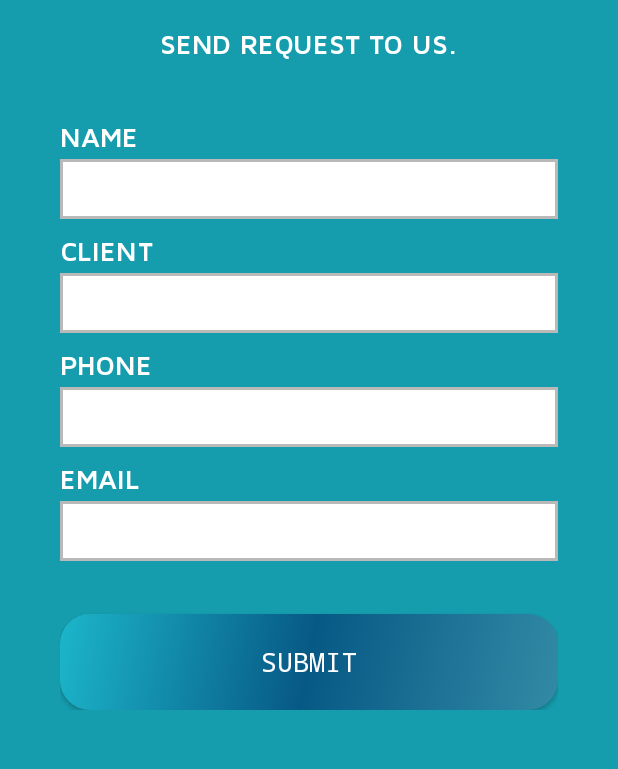
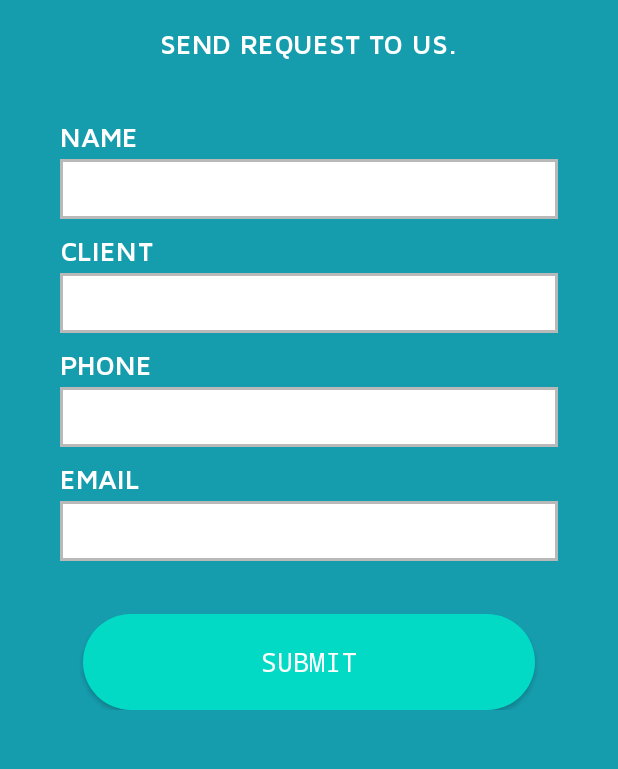
Before and after one commit to pankrawat844/ZcoolSupport, an Android app: the NewRequestActivity screen opened directly, with no data from a screen before it, on a phone screen of 412 x 824 dp, the part 248-1017 px from its top. Run offline under Robolectric (Android 15) with nearby library versions, the phone set to English and light mode, and no system bars; our stand-ins replace data binding; libraries missing offline, so code that uses them is left out: org.kodein.di; 3 statements that could not run were skipped.

Commit message:
final update

```diff
--- a/app/src/main/res/drawable/btn_bg.xml
+++ b/app/src/main/res/drawable/btn_bg.xml
@@ -1,10 +1,5 @@
 <shape xmlns:android="http://schemas.android.com/apk/res/android"
     android:shape="rectangle">
-    <gradient
-        android:angle="135"
-        android:centerColor="#075985"
-        android:endColor="#1CB6CA"
-        android:startColor="#328AA5"
-        android:type="linear" />
-    <corners android:radius="20dp"/>
+    <solid android:color="@color/colorAccent"/>
+    <corners android:radius="40dp"/>
 </shape>
--- a/app/src/main/res/layout/activity_new_request.xml
+++ b/app/src/main/res/layout/activity_new_request.xml
@@ -146,30 +146,45 @@
                     android:textColor="#000"
                     android:textColorHint="#d3d3d3" />
 
-                <FrameLayout
+                <androidx.constraintlayout.widget.ConstraintLayout
                     android:layout_width="match_parent"
                     android:layout_height="wrap_content"
                     android:layout_gravity="center"
                     android:layout_marginTop="25dp"
                     android:layout_marginBottom="20dp"
                     app:layout_constraintTop_toBottomOf="@+id/complaint"
-
                     >
-
+                    <ImageView
+                        android:layout_width="40dp"
+                        android:layout_height="40dp"
+                        android:src="@drawable/next"
+                        android:elevation="15dp"
+                        android:visibility="gone"
+                        android:tint="@color/colorPrimaryDark"
+                        app:layout_constraintBottom_toBottomOf="@id/submit"
+                        app:layout_constraintStart_toStartOf="@+id/submit"
+                        app:layout_constraintEnd_toStartOf="@id/submit"
+                        app:layout_constraintTop_toTopOf="@id/submit" />
                     <Button
                         android:id="@+id/submit"
                         android:layout_width="match_parent"
                         android:layout_height="wrap_content"
+                        android:layout_marginTop="10dp"
+                        android:layout_marginLeft="15dp"
+                        android:layout_marginRight="15dp"
+                        android:background="@drawable/btn_bg"
+                        android:fontFamily="monospace"
+                        android:padding="20dp"
                         android:text="Submit"
+                        android:textColor="@android:color/white"
+                        android:textSize="17dp"
+                        app:layout_constraintBottom_toBottomOf="parent"
                         app:layout_constraintEnd_toEndOf="parent"
                         app:layout_constraintStart_toStartOf="parent"
-                        android:padding="20dp"
-                        android:textSize="17dp"
-                        android:fontFamily="monospace"
-                        android:textColor="@android:color/white"
-                        android:layout_marginTop="10dp"
-                        android:background="@drawable/btn_bg"/>
-                </FrameLayout>
+                        app:layout_constraintTop_toTopOf="parent" />
+
+
+                </androidx.constraintlayout.widget.ConstraintLayout>
 
             </LinearLayout>
 
--- a/app/src/main/res/layout/activity_raise_ticket.xml
+++ b/app/src/main/res/layout/activity_raise_ticket.xml
@@ -138,8 +138,9 @@
             android:layout_margin="2dp"
             app:ms_padding_right="0dp"
             app:ms_padding_top="0dp"
+            app:ms_padding_left="0dp"
+            app:ms_popup_padding_left="2dp"
             app:ms_padding_bottom="0dp"
-            app:ms_popup_padding_left="2dp"
             android:inputType="text"
             android:textColor="#000"
             android:textColorHint="#d3d3d3" />
```
Also changed, not shown: app/src/main/res/layout/activity_main_old.xml (added, +57 -0 lines), app/src/main/res/drawable/next.png (added), 1 other file.
